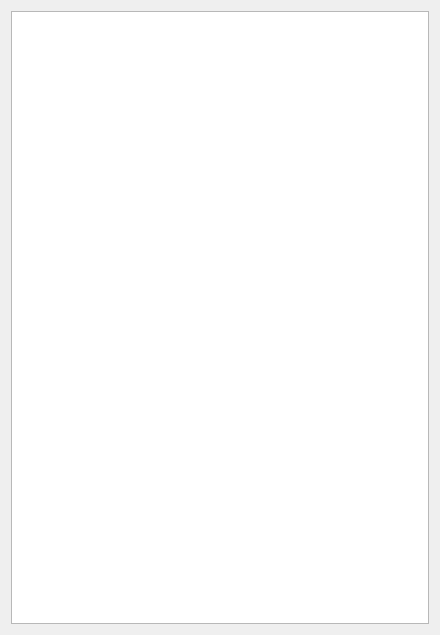
Old version of the form editPath.ui in the repository lerchi0/RobotPathWorkbench.
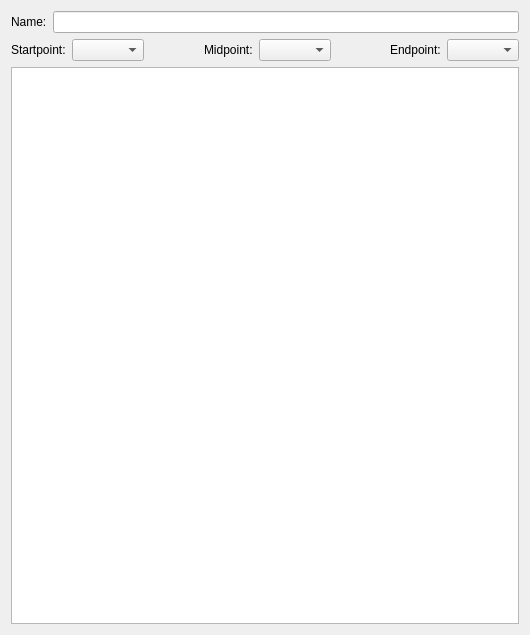
New version of the form.

The edit to the form file:
```diff
--- a/editPath.ui
+++ b/editPath.ui
@@ -6,7 +6,7 @@
    <rect>
     <x>0</x>
     <y>0</y>
-    <width>440</width>
+    <width>530</width>
     <height>635</height>
    </rect>
   </property>
@@ -20,9 +20,93 @@
    <string>Dialog</string>
   </property>
   <layout class="QGridLayout" name="gridLayout">
-   <item row="0" column="0">
+   <item row="2" column="1">
+    <layout class="QHBoxLayout" name="horizontalLayout">
+     <item>
+      <widget class="QLabel" name="label">
+       <property name="text">
+        <string>Name:</string>
+       </property>
+      </widget>
+     </item>
+     <item>
+      <widget class="QLineEdit" name="Box_Seg_Name">
+       <property name="text">
+        <string/>
+       </property>
+       <property name="readOnly">
+        <bool>false</bool>
+       </property>
+       <property name="clearButtonEnabled">
+        <bool>true</bool>
+       </property>
+      </widget>
+     </item>
+    </layout>
+   </item>
+   <item row="20" column="1">
     <widget class="QListWidget" name="listWidget"/>
    </item>
+   <item row="7" column="1">
+    <layout class="QHBoxLayout" name="horizontalLayout_2">
+     <item>
+      <widget class="QLabel" name="label_2">
+       <property name="text">
+        <string>Startpoint:</string>
+       </property>
+      </widget>
+     </item>
+     <item>
+      <widget class="QComboBox" name="Combo_Box_Start"/>
+     </item>
+     <item>
+      <spacer name="horizontalSpacer">
+       <property name="orientation">
+        <enum>Qt::Horizontal</enum>
+       </property>
+       <property name="sizeHint" stdset="0">
+        <size>
+         <width>40</width>
+         <height>20</height>
+        </size>
+       </property>
+      </spacer>
+     </item>
+     <item>
+      <widget class="QLabel" name="label_3">
+       <property name="text">
+        <string>Midpoint:</string>
+       </property>
+      </widget>
+     </item>
+     <item>
+      <widget class="QComboBox" name="Combo_Box_Mid"/>
+     </item>
+     <item>
+      <spacer name="horizontalSpacer_2">
+       <property name="orientation">
+        <enum>Qt::Horizontal</enum>
+       </property>
+       <property name="sizeHint" stdset="0">
+        <size>
+         <width>40</width>
+         <height>20</height>
+        </size>
+       </property>
+      </spacer>
+     </item>
+     <item>
+      <widget class="QLabel" name="label_4">
+       <property name="text">
+        <string>Endpoint:</string>
+       </property>
+      </widget>
+     </item>
+     <item>
+      <widget class="QComboBox" name="Combo_Box_End"/>
+     </item>
+    </layout>
+   </item>
   </layout>
  </widget>
  <resources/>
```
